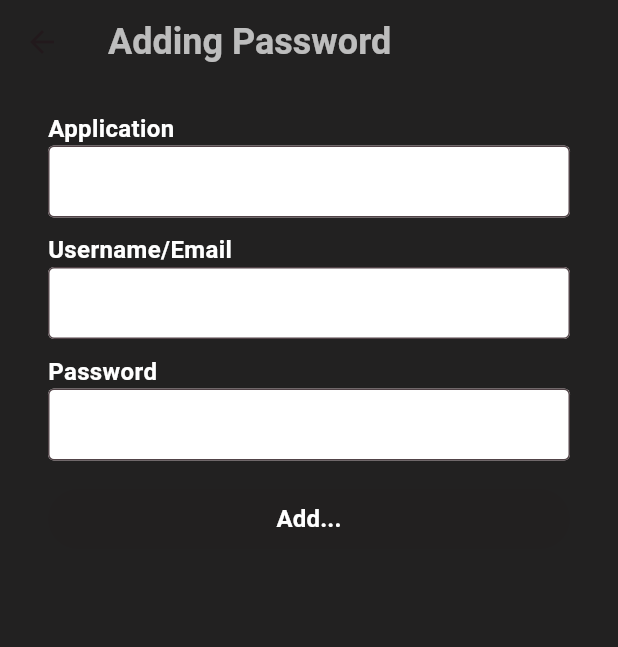
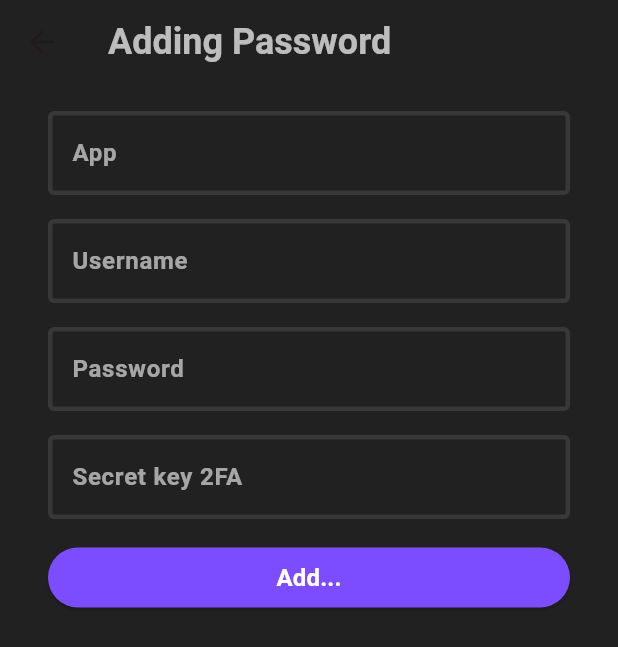
Before and after one commit to dongitran/fpass, a Flutter app: the AddPasswordPage screen opened directly with empty values, on a phone screen of 412 x 824 dp. Shown: the top 647 px of the screen. Run offline on Flutter 3.47's test engine with Material 2 defaults, Android fonts, the phone set to English and light mode, and no system bars; our stand-ins replace cloud_firestore, firebase_core, shared_preferences; missing offline and left inert: encrypt; accounts and stored records are empty.

```diff
--- a/lib/add-password.dart
+++ b/lib/add-password.dart
@@ -20,15 +20,11 @@ class _AddPasswordPageState extends State<AddPasswordPage> {
   final TextEditingController _applicationController = TextEditingController();
   final TextEditingController _usernameController = TextEditingController();
   final TextEditingController _passwordController = TextEditingController();
-
-  bool _canAdd = false;
+  final TextEditingController _secretKey2FAController = TextEditingController();
 
   @override
   void initState() {
     super.initState();
-    _applicationController.addListener(_checkCanAdd);
-    _usernameController.addListener(_checkCanAdd);
-    _passwordController.addListener(_checkCanAdd);
   }
 
   @override
@@ -36,24 +32,17 @@ class _AddPasswordPageState extends State<AddPasswordPage> {
     _applicationController.dispose();
     _usernameController.dispose();
     _passwordController.dispose();
+    _secretKey2FAController.dispose();
     super.dispose();
-  }
-
-  void _checkCanAdd() {
-    setState(() {
-      _canAdd = _applicationController.text.isNotEmpty &&
-          _usernameController.text.isNotEmpty &&
-          _passwordController.text.isNotEmpty;
-    });
   }
 
   Future<void> _addToFirestore() async {
     try {
-      SystemChannels.textInput.invokeMethod('TextInput.hide');
       // Lấy giá trị từ các trường nhập liệu
       String application = _applicationController.text;
       String username = _usernameController.text;
       String password = _passwordController.text;
+      String secretKey2FA = _secretKey2FAController.text;
 
       // Kiểm tra xem các trường có dữ liệu hay không
       if (application.isNotEmpty &&
@@ -72,7 +61,7 @@ class _AddPasswordPageState extends State<AddPasswordPage> {
           'n': encrypter.encrypt(application, iv: iv).base64,
           'u': encrypter.encrypt(username, iv: iv).base64,
           'p': encrypter.encrypt(password, iv: iv).base64,
-          's': encrypter.encrypt(password, iv: iv).base64,
+          's': encrypter.encrypt(secretKey2FA, iv: iv).base64,
           'm': iv.base64,
         };
         await documentRef.update({
@@ -83,6 +72,7 @@ class _AddPasswordPageState extends State<AddPasswordPage> {
         _applicationController.clear();
         _usernameController.clear();
         _passwordController.clear();
+        _secretKey2FAController.clear();
 
         // Hiển thị thông báo thành công
         ScaffoldMessenger.of(context).showSnackBar(
@@ -95,7 +85,7 @@ class _AddPasswordPageState extends State<AddPasswordPage> {
           'n': application,
           'u': username,
           'p': password,
-          's': password,
+          's': secretKey2FA,
           'm': iv.base64,
         };
         Map<String, String> result = dataResponse;
@@ -148,71 +138,108 @@ class _AddPasswordPageState extends State<AddPasswordPage> {
                       child: Column(
                         crossAxisAlignment: CrossAxisAlignment.stretch,
                         children: <Widget>[
-                          const Text(
-                            'Application',
-                            style: TextStyle(
-                              fontSize: 16,
-                              fontWeight: FontWeight.bold,
+                          TextFormField(
+                            controller: _applicationController,
+                            decoration: const InputDecoration(
+                              labelText: 'App',
+                              labelStyle: TextStyle(
+                                  color: Colors.white60,
+                                  fontWeight: FontWeight.bold),
+                              focusedBorder: OutlineInputBorder(
+                                borderSide: BorderSide(
+                                  color: Colors.white38,
+                                  width: 3.0,
+                                ),
+                              ),
+                              enabledBorder: OutlineInputBorder(
+                                borderSide: BorderSide(
+                                  color: Colors.white10,
+                                  width: 3.0,
+                                ),
+                              ),
+                            ),
+                            style: const TextStyle(
                               color: Colors.white,
                             ),
                           ),
+                          const SizedBox(height: 16.0),
                           TextFormField(
-                            controller: _applicationController,
+                            controller: _usernameController,
                             decoration: const InputDecoration(
-                              border: OutlineInputBorder(),
-                              filled: true,
-                              fillColor: Colors.white,
-                              contentPadding: EdgeInsets.symmetric(
-                                vertical: 10.0,
-                                horizontal: 10.0,
+                              labelText: 'Username',
+                              labelStyle: TextStyle(
+                                  color: Colors.white60,
+                                  fontWeight: FontWeight.bold),
+                              focusedBorder: OutlineInputBorder(
+                                borderSide: BorderSide(
+                                  color: Colors.white38,
+                                  width: 3.0,
+                                ),
+                              ),
+                              enabledBorder: OutlineInputBorder(
+                                borderSide: BorderSide(
+                                  color: Colors.white10,
+                                  width: 3.0,
+                                ),
                               ),
                             ),
-                          ),
-                          const SizedBox(height: 10),
-                          const Text(
-                            'Username/Email',
-                            style: TextStyle(
-                              fontSize: 16,
-                              fontWeight: FontWeight.bold,
+                            style: const TextStyle(
                               color: Colors.white,
                             ),
                           ),
+                          const SizedBox(height: 16.0),
                           TextFormField(
-                            controller: _usernameController,
+                            controller: _passwordController,
                             decoration: const InputDecoration(
-                              border: OutlineInputBorder(),
-                              filled: true,
-                              fillColor: Colors.white,
-                              contentPadding: EdgeInsets.symmetric(
-                                vertical: 10.0,
-                                horizontal: 10.0,
+                              labelText: 'Password',
+                              labelStyle: TextStyle(
+                                  color: Colors.white60,
+                                  fontWeight: FontWeight.bold),
+                              focusedBorder: OutlineInputBorder(
+                                borderSide: BorderSide(
+                                  color: Colors.white38,
+                                  width: 3.0,
+                                ),
+                              ),
+                              enabledBorder: OutlineInputBorder(
+                                borderSide: BorderSide(
+                                  color: Colors.white10,
+                                  width: 3.0,
+                                ),
                               ),
                             ),
-                          ),
-                          const SizedBox(height: 10),
-                          const Text(
-                            'Password',
-                            style: TextStyle(
-                              fontSize: 16,
-                              fontWeight: FontWeight.bold,
+                            style: const TextStyle(
                               color: Colors.white,
                             ),
                           ),
+                          const SizedBox(height: 16.0),
                           TextFormField(
-                            controller: _passwordController,
+                            controller: _secretKey2FAController,
                             decoration: const InputDecoration(
-                              border: OutlineInputBorder(),
-                              filled: true,
-                              fillColor: Colors.white,
-                              contentPadding: EdgeInsets.symmetric(
-                                vertical: 10.0,
-                                horizontal: 10.0,
+                              labelText: 'Secret key 2FA',
+                              labelStyle: TextStyle(
+                                  color: Colors.white60,
+                                  fontWeight: FontWeight.bold),
+                              focusedBorder: OutlineInputBorder(
+                                borderSide: BorderSide(
+                                  color: Colors.white38,
+                                  width: 3.0,
+                                ),
                               ),
+                              enabledBorder: OutlineInputBorder(
+                                borderSide: BorderSide(
+                                  color: Colors.white10,
+                                  width: 3.0,
+                                ),
+                              ),
+                            ),
+                            style: const TextStyle(
+                              color: Colors.white,
                             ),
                           ),
                           const SizedBox(height: 15),
                           ElevatedButton(
-                            onPressed: _canAdd ? _addToFirestore : null,
+                            onPressed: _addToFirestore,
                             style: ElevatedButton.styleFrom(
                               foregroundColor: Colors.white,
                               backgroundColor: Colors.deepPurpleAccent,
--- a/lib/card.dart
+++ b/lib/card.dart
@@ -73,6 +73,7 @@ class _CardsPageState extends State<CardsPage> {
                             );
 
                             // Cập nhật widget.data với giá trị mới
+                            print(result);
                             if (result != null) {
                               setState(() {
                                 dataRender = result;
@@ -80,6 +81,7 @@ class _CardsPageState extends State<CardsPage> {
                             }
                           },
                           child: _buildCreditCard(
+                            cardKey: GlobalKey(),
                             color: getColorOrDefault(i),
                             username: dataRender![i]['u']!,
                             password: dataRender![i]['p']!,
@@ -141,8 +143,10 @@ class _CardsPageState extends State<CardsPage> {
     required String username,
     required String password,
     required bool isPasswordVisible,
+    required Key cardKey,
   }) {
     return Card(
+      key: cardKey,
       elevation: 4.0,
       color: color,
       shape: RoundedRectangleBorder(
```
Also changed, not shown: lib/card-detail.dart (+70 -0 lines).
